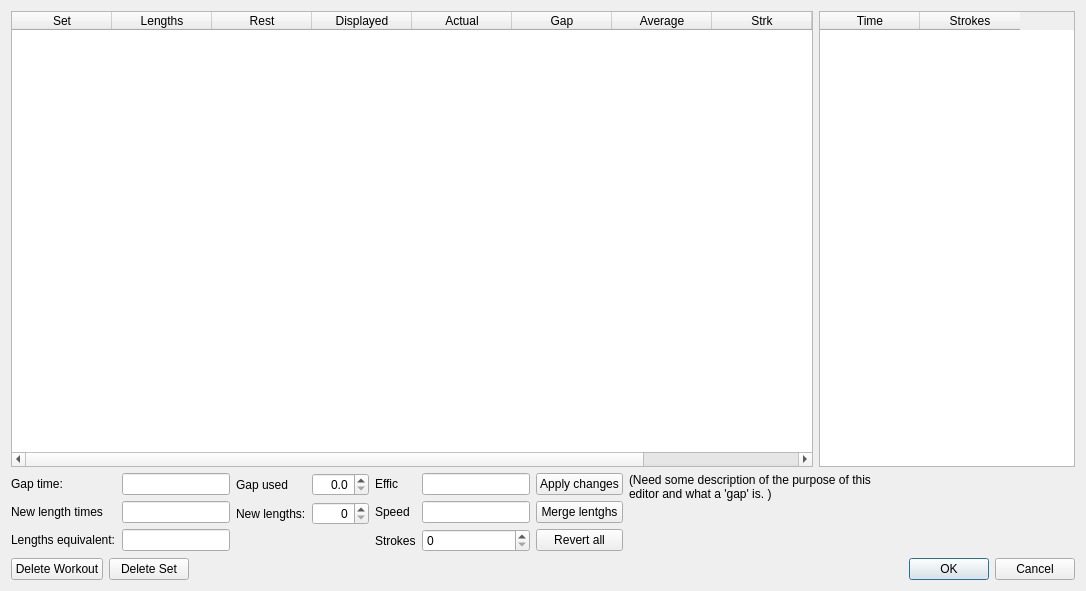
Qt form ui/edit.ui (ihewitt/poolviewer) before a commit.
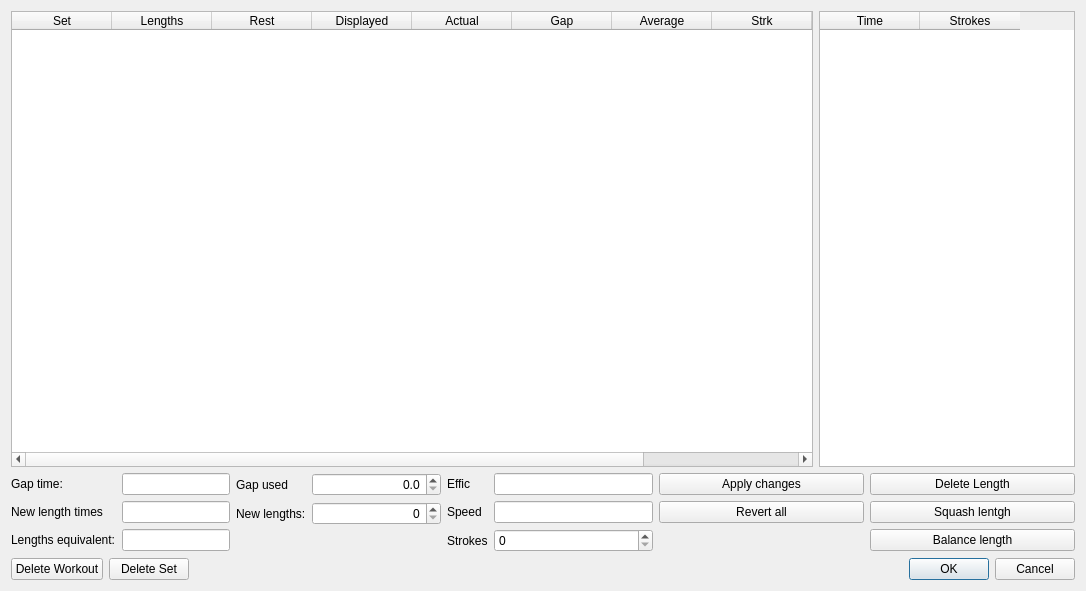
The same form after that commit.

Commit message: Add 2 more editing features: delete length and balance 2 lengths.

```diff
--- a/ui/edit.ui
+++ b/ui/edit.ui
@@ -240,16 +240,6 @@
          </property>
         </widget>
        </item>
-       <item>
-        <widget class="QPushButton" name="squashButton">
-         <property name="toolTip">
-          <string>&lt;html&gt;&lt;head/&gt;&lt;body&gt;&lt;p&gt;Merge selected length with previous.&lt;/p&gt;&lt;/body&gt;&lt;/html&gt;</string>
-         </property>
-         <property name="text">
-          <string>Merge lentghs</string>
-         </property>
-        </widget>
-       </item>
        <item>
         <widget class="QPushButton" name="revertButton">
          <property name="toolTip">
@@ -260,34 +250,57 @@
          </property>
         </widget>
        </item>
+       <item>
+        <spacer name="verticalSpacer">
+         <property name="orientation">
+          <enum>Qt::Vertical</enum>
+         </property>
+         <property name="sizeType">
+          <enum>QSizePolicy::Preferred</enum>
+         </property>
+         <property name="sizeHint" stdset="0">
+          <size>
+           <width>20</width>
+           <height>40</height>
+          </size>
+         </property>
+        </spacer>
+       </item>
       </layout>
      </item>
      <item>
-      <widget class="QLabel" name="label_4">
-       <property name="text">
-        <string>(Need some description of the purpose of this
-editor and what a 'gap' is. )</string>
-       </property>
-       <property name="alignment">
-        <set>Qt::AlignLeading|Qt::AlignLeft|Qt::AlignTop</set>
-       </property>
-      </widget>
-     </item>
-     <item>
-      <spacer name="horizontalSpacer">
-       <property name="orientation">
-        <enum>Qt::Horizontal</enum>
-       </property>
-       <property name="sizeType">
-        <enum>QSizePolicy::Expanding</enum>
-       </property>
-       <property name="sizeHint" stdset="0">
-        <size>
-         <width>40</width>
-         <height>20</height>
-        </size>
-       </property>
-      </spacer>
+      <layout class="QVBoxLayout" name="verticalLayout_2">
+       <item>
+        <widget class="QPushButton" name="deleteLength">
+         <property name="toolTip">
+          <string>&lt;html&gt;&lt;head/&gt;&lt;body&gt;&lt;p&gt;Delete selected length.&lt;/p&gt;&lt;/body&gt;&lt;/html&gt;</string>
+         </property>
+         <property name="text">
+          <string>Delete Length</string>
+         </property>
+        </widget>
+       </item>
+       <item>
+        <widget class="QPushButton" name="squashLength">
+         <property name="toolTip">
+          <string>&lt;html&gt;&lt;head/&gt;&lt;body&gt;&lt;p&gt;Squash selected length with previous.&lt;/p&gt;&lt;/body&gt;&lt;/html&gt;</string>
+         </property>
+         <property name="text">
+          <string>Squash lentgh</string>
+         </property>
+        </widget>
+       </item>
+       <item>
+        <widget class="QPushButton" name="balanceLength">
+         <property name="toolTip">
+          <string>&lt;html&gt;&lt;head/&gt;&lt;body&gt;&lt;p&gt;Balance selected length with previous.&lt;/p&gt;&lt;/body&gt;&lt;/html&gt;</string>
+         </property>
+         <property name="text">
+          <string>Balance length</string>
+         </property>
+        </widget>
+       </item>
+      </layout>
      </item>
     </layout>
    </item>
```
The commit also changes 2 other files.
